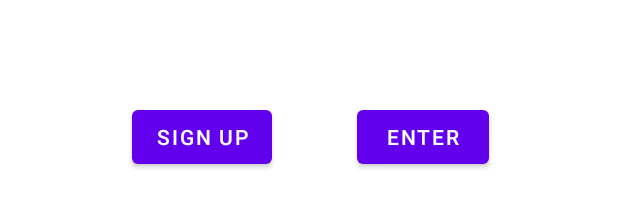
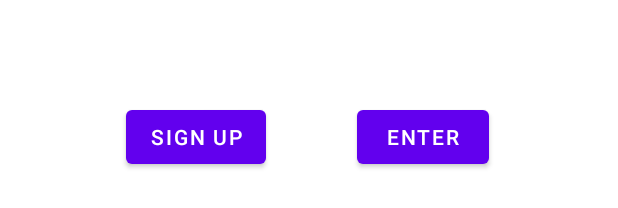
Before and after one commit to SmuuSka/WellnessWizard, an Android app: the layout login_activity.xml on its own in the app's theme, with its tools: preview values and no code run, on a phone screen of 412 x 824 dp. Shown: the part 787-995 px from the top of the screen. Run offline under Robolectric (Android 15) with nearby library versions, the phone set to English and light mode, and no system bars.

Commit message:
login layout fiksailua

```diff
--- a/app/src/main/res/layout/login_activity.xml
+++ b/app/src/main/res/layout/login_activity.xml
@@ -46,7 +46,7 @@
         app:layout_constraintTop_toBottomOf="@+id/textViewWelcome" />
 
     <Button
-        android:id="@+id/signInButton"
+        android:id="@+id/enterButton"
         android:layout_width="wrap_content"
         android:layout_height="wrap_content"
         android:layout_marginEnd="84dp"
@@ -61,7 +61,7 @@
         android:id="@+id/signUpButton"
         android:layout_width="wrap_content"
         android:layout_height="wrap_content"
-        android:layout_marginStart="88dp"
+        android:layout_marginStart="84dp"
         android:layout_marginBottom="184dp"
         android:text="Sign up"
         app:layout_constraintBottom_toBottomOf="parent"
```
Also changed, not shown: app/src/main/java/fi/metropolia/javacrew/wellnesswizardapp/Login/Login.java (+13 -1 lines).
